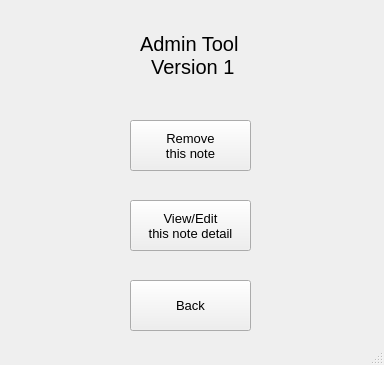
This is PTI/SPCK/GUI/AdminTool - note2.ui in GreenSystemDuy08/TL-C4K-PTI01 as Qt 5 draws it before an edit. The edited form follows.
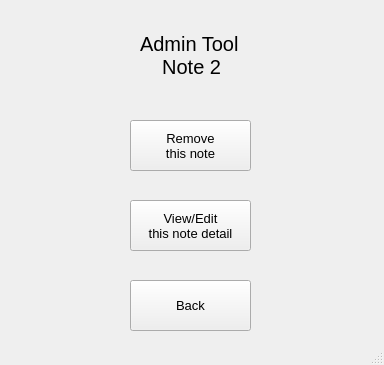
This is the edited form.

```diff
--- a/PTI/SPCK/GUI/AdminTool - note2.ui
+++ b/PTI/SPCK/GUI/AdminTool - note2.ui
@@ -86,7 +86,7 @@
     </property>
     <property name="text">
      <string>Admin Tool
-  Version 1</string>
+    Note 2</string>
     </property>
    </widget>
   </widget>
```
